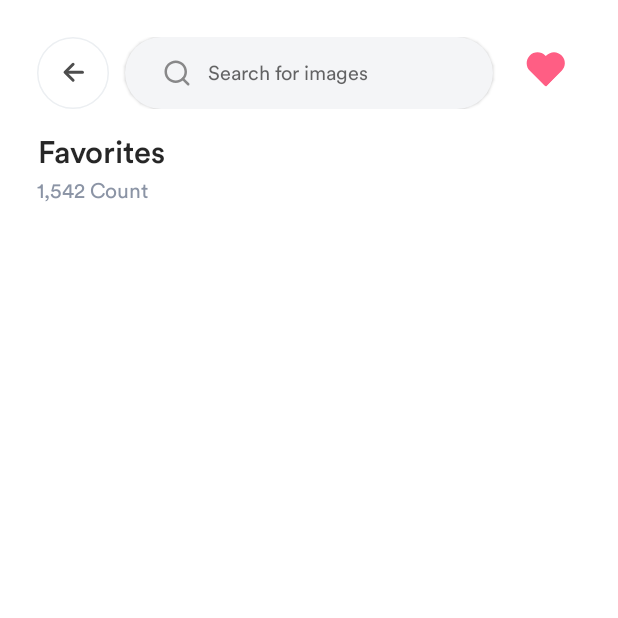
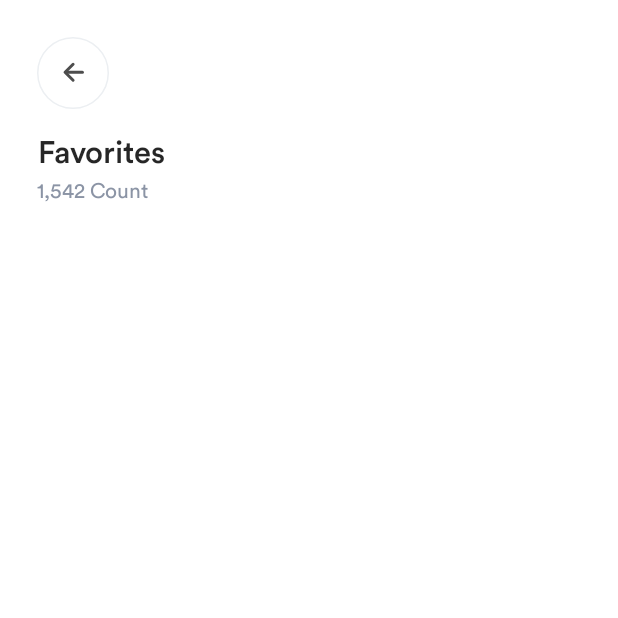
Before and after one commit to AhmadMeghani/Photo_Gallery, an Android app: the SearchFragment screen opened through its navigation route, after a tap on an icon or button, on a phone screen of 412 x 824 dp, the top half of it. Run offline under Robolectric (Android 15) with nearby library versions, the phone set to English and light mode, and no system bars; our stand-ins replace CircleImageView, RxJava, paging, sdp/ssp sizes; network calls fail; pictures from the network do not load; 10 statements that could not run were skipped.

Commit message:
minor adjustment. a bug solved.

```diff
--- a/app/src/main/java/com/meghani/photogallery/FavoritesFragment.java
+++ b/app/src/main/java/com/meghani/photogallery/FavoritesFragment.java
@@ -5,6 +5,7 @@ import android.os.Environment;
 import android.view.LayoutInflater;
 import android.view.View;
 import android.view.ViewGroup;
+import android.widget.EditText;
 
 import androidx.annotation.NonNull;
 import androidx.annotation.Nullable;
@@ -39,6 +40,16 @@ public class FavoritesFragment extends Fragment {
     public void onViewCreated(@NonNull View view, @Nullable Bundle savedInstanceState) {
         super.onViewCreated(view, savedInstanceState);
         showImageList();
+        setupViews();
+
+    }
+
+    private void setupViews() {
+        getActivity().findViewById(R.id.headerLayout).setVisibility(View.VISIBLE);
+        getActivity().findViewById(R.id.profilePicture).setVisibility(View.GONE);
+        EditText search_bar = getActivity().findViewById(R.id.search_bar);
+        search_bar.setVisibility(View.GONE);
+        getActivity().findViewById(R.id.backBtn).setVisibility(View.VISIBLE);
 
     }
 
--- a/app/src/main/java/com/meghani/photogallery/ImageDetailFragment.java
+++ b/app/src/main/java/com/meghani/photogallery/ImageDetailFragment.java
@@ -9,6 +9,7 @@ import android.view.MenuInflater;
 import android.view.MenuItem;
 import android.view.View;
 import android.view.ViewGroup;
+import android.widget.EditText;
 import android.widget.LinearLayout;
 
 import androidx.annotation.NonNull;
@@ -98,6 +99,12 @@ public class ImageDetailFragment extends Fragment implements UnpagedImagesAdapte
                 binding.fabSave.setImageDrawable(ContextCompat.getDrawable(getContext(), R.drawable.ic_heart_filled_bug));
             }
         });
+
+        setupViews();
+    }
+
+    private void setupViews() {
+        getActivity().findViewById(R.id.headerLayout).setVisibility(View.GONE);
     }
 
     @Override
@@ -158,6 +165,7 @@ public class ImageDetailFragment extends Fragment implements UnpagedImagesAdapte
             action.setImageId(imageDetailId);
             Navigation.findNavController(getActivity().findViewById(R.id.fragment)).navigate(action);
 
+
             LinearLayout headerLayout = getActivity().findViewById(R.id.headerLayout);
             headerLayout.setVisibility(View.GONE);
         }
--- a/app/src/main/java/com/meghani/photogallery/ImageListingFragment.java
+++ b/app/src/main/java/com/meghani/photogallery/ImageListingFragment.java
@@ -4,6 +4,7 @@ import android.os.Bundle;
 import android.view.LayoutInflater;
 import android.view.View;
 import android.view.ViewGroup;
+import android.widget.EditText;
 import android.widget.LinearLayout;
 
 import androidx.annotation.NonNull;
@@ -85,8 +86,8 @@ public class ImageListingFragment extends Fragment implements ImagesAdapter.onIm
             }
         });
 
+    }
 
-    }
 
 
     private void initRecyclerviewAndAdapter() {
@@ -117,6 +118,8 @@ public class ImageListingFragment extends Fragment implements ImagesAdapter.onIm
         action.setImageId(imageId);
         Navigation.findNavController(getActivity().findViewById(R.id.fragment)).navigate(action);
 
+
+        getActivity().findViewById(R.id.profilePicture).setVisibility(View.GONE);
         LinearLayout headerLayout = getActivity().findViewById(R.id.headerLayout);
         headerLayout.setVisibility(View.GONE);
     }
--- a/app/src/main/java/com/meghani/photogallery/MainActivity.java
+++ b/app/src/main/java/com/meghani/photogallery/MainActivity.java
@@ -30,7 +30,10 @@ public class MainActivity extends AppCompatActivity {
         Navigation.findNavController(findViewById(R.id.fragment)).addOnDestinationChangedListener(new NavController.OnDestinationChangedListener() {
             @Override
             public void onDestinationChanged(@NonNull NavController controller, @NonNull NavDestination destination, @Nullable Bundle arguments) {
-                Log.i("TAG", "onDestinationChanged: ");
+                if (destination.getLabel().toString().contains("main")) {
+                    binding.backBtn.setVisibility(View.GONE);
+                    binding.searchBar.setVisibility(View.VISIBLE);
+                }
             }
         });
 
--- a/app/src/main/java/com/meghani/photogallery/MainFragment.java
+++ b/app/src/main/java/com/meghani/photogallery/MainFragment.java
@@ -50,6 +50,7 @@ public class MainFragment extends Fragment {
     }
 
     private void setupViews() {
+        getActivity().findViewById(R.id.profilePicture).setVisibility(View.VISIBLE);
         EditText search_bar = getActivity().findViewById(R.id.search_bar);
         getActivity().findViewById(R.id.headerLayout).setVisibility(View.VISIBLE);
         search_bar.clearFocus();
--- a/app/src/main/java/com/meghani/photogallery/SearchFragment.java
+++ b/app/src/main/java/com/meghani/photogallery/SearchFragment.java
@@ -99,13 +99,19 @@ public class SearchFragment extends Fragment implements ImagesAdapter.onImageCli
         action.setImageId(imageId);
         Navigation.findNavController(getActivity().findViewById(R.id.fragment)).navigate(action);
 
+        getActivity().findViewById(R.id.profilePicture).setVisibility(View.VISIBLE);
+
         LinearLayout headerLayout = getActivity().findViewById(R.id.headerLayout);
         headerLayout.setVisibility(View.GONE);
     }
 
     private void setupViews() {
+
+        getActivity().findViewById(R.id.headerLayout).setVisibility(View.VISIBLE);
+        getActivity().findViewById(R.id.profilePicture).setVisibility(View.VISIBLE);
         EditText search_bar = getActivity().findViewById(R.id.search_bar);
-        getActivity().findViewById(R.id.headerLayout).setVisibility(View.VISIBLE);
+        search_bar.setVisibility(View.VISIBLE);
+        search_bar.setText(searchQuery);
         search_bar.clearFocus();
         search_bar.setText("");
         getActivity().findViewById(R.id.backBtn).setVisibility(View.VISIBLE);
```
